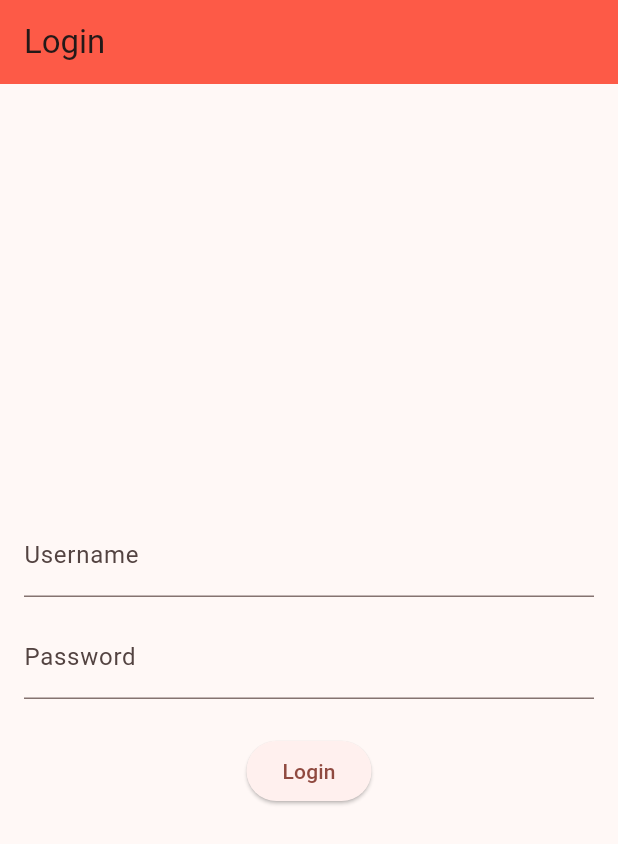
After one commit to tedskiii/tedskinventory-mobile, a Flutter app: the LoginPage screen opened directly, after a tap on "Login", on a phone screen of 412 x 824 dp. The commit adds this screen. Shown: the top 844 px of the screen. Run offline on Flutter 3.47's test engine with Material 2 defaults, Android fonts, the phone set to English and light mode, and no system bars; missing offline and left inert: pbp_django_auth; network calls fail.

Commit message:
push tugas 9(uf)

```diff
--- /dev/null
+++ b/lib/screens/login.dart
@@ -0,0 +1,114 @@
+import 'package:tedskinventory/screens/menu.dart';
+import 'package:flutter/material.dart';
+import 'package:pbp_django_auth/pbp_django_auth.dart';
+import 'package:provider/provider.dart';
+
+void main() {
+    runApp(const LoginApp());
+}
+
+class LoginApp extends StatelessWidget {
+const LoginApp({super.key});
+
+@override
+Widget build(BuildContext context) {
+    return MaterialApp(
+        title: 'Login',
+        theme: ThemeData(
+            primarySwatch: Colors.blue,
+    ),
+    home: const LoginPage(),
+    );
+    }
+}
+
+class LoginPage extends StatefulWidget {
+    const LoginPage({super.key});
+
+    @override
+    _LoginPageState createState() => _LoginPageState();
+}
+
+class _LoginPageState extends State<LoginPage> {
+    final TextEditingController _usernameController = TextEditingController();
+    final TextEditingController _passwordController = TextEditingController();
+
+    @override
+    Widget build(BuildContext context) {
+        final request = context.watch<CookieRequest>();
+        return Scaffold(
+            appBar: AppBar(
+                title: const Text('Login'),
+            ),
+            body: Container(
+                padding: const EdgeInsets.all(16.0),
+                child: Column(
+                    mainAxisAlignment: MainAxisAlignment.center,
+                    children: [
+                        TextField(
+                            controller: _usernameController,
+                            decoration: const InputDecoration(
+                                labelText: 'Username',
+                            ),
+                        ),
+                        const SizedBox(height: 12.0),
+                        TextField(
+                            controller: _passwordController,
+                            decoration: const InputDecoration(
+                                labelText: 'Password',
+                            ),
+                            obscureText: true,
+                        ),
+                        const SizedBox(height: 24.0),
+                        ElevatedButton(
+                            onPressed: () async {
+                                String username = _usernameController.text;
+                                String password = _passwordController.text;
+
+                                // Cek kredensial
+                                // TODO: Ganti URL dan jangan lupa tambahkan trailing slash (/) di akhir URL!
+                                // Untuk menyambungkan Android emulator dengan Django pada localhost,
+                                // gunakan URL http://10.0.2.2/
+                                final response = await request.login("https://theodoore-kasyfillah-tugas.pbp.cs.ui.ac.id/auth/login/", {
+                                'username': username,
+                                'password': password,
+                                });
+
+                                if (request.loggedIn) {
+                                    String message = response['message'];
+                                    String uname = response['username'];
+                                    Navigator.pushReplacement(
+                                        context,
+                                        MaterialPageRoute(builder: (context) => MyHomePage()),
+                                    );
+                                    ScaffoldMessenger.of(context)
+                                        ..hideCurrentSnackBar()
+                                        ..showSnackBar(
+                                            SnackBar(content: Text("$message Selamat datang, $uname.")));
+                                    } else {
+                                    showDialog(
+                                        context: context,
+                                        builder: (context) => AlertDialog(
+                                            title: const Text('Login Gagal'),
+                                            content:
+                                                Text(response['message']),
+                                            actions: [
+                                                TextButton(
+                                                    child: const Text('OK'),
+                                                    onPressed: () {
+                                                        Navigator.pop(context);
+                                                    },
+                                                ),
+                                            ],
+                                        ),
+                                    );
+                                }
+                            },
+                            child: const Text('Login'),
+                        ),
+                    ],
+                ),
+            ),
+        );
+    }
+}
--- a/pubspec.yaml
+++ b/pubspec.yaml
@@ -35,6 +35,9 @@
   # The following adds the Cupertino Icons font to your application.
   # Use with the CupertinoIcons class for iOS style icons.
   cupertino_icons: ^1.0.2
+  provider: ^6.1.1
+  pbp_django_auth: ^0.4.0
+  http: ^1.1.0
 
 dev_dependencies:
   flutter_test:
```
Also changed, not shown: lib/main.dart (+14 -7 lines), lib/models/product.dart (added, +65 -0 lines), lib/screens/list_product.dart (added, +91 -0 lines), lib/widgets/left_drawer.dart (+16 -4 lines), lib/widgets/shop_card.dart (+38 -6 lines), pubspec.lock, 3 other files.
